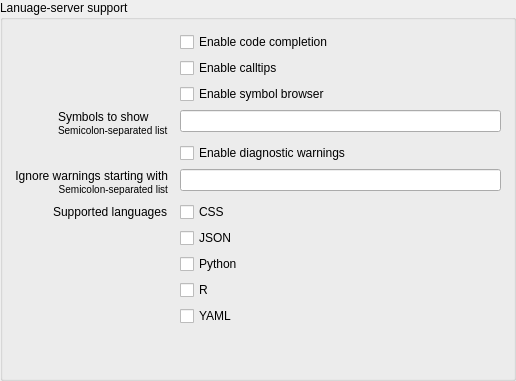
Above: opensesame_extensions/LanguageServer/preferences.ui from open-cogsci/opensesame-extension-language_server before the change. Below: the same form after it.
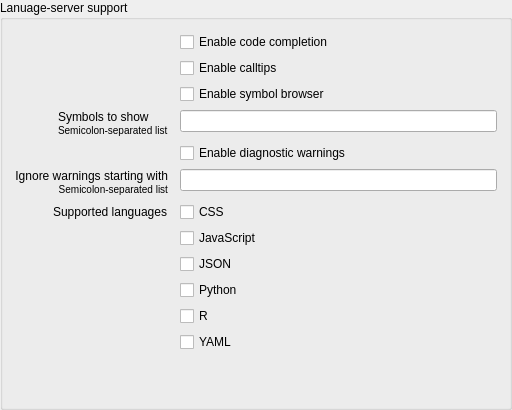
That is the form after the change.

Commit message: Add JavaScript support to preferences

Patch:
```diff
--- a/opensesame_extensions/LanguageServer/preferences.ui
+++ b/opensesame_extensions/LanguageServer/preferences.ui
@@ -6,8 +6,8 @@
    <rect>
     <x>0</x>
     <y>0</y>
-    <width>516</width>
-    <height>381</height>
+    <width>512</width>
+    <height>410</height>
    </rect>
   </property>
   <property name="windowTitle">
@@ -122,34 +122,41 @@
         </property>
        </widget>
       </item>
-      <item row="8" column="1">
+      <item row="9" column="1">
        <widget class="QCheckBox" name="cfg_lsp_enable_python">
         <property name="text">
          <string>Python</string>
         </property>
        </widget>
       </item>
-      <item row="9" column="1">
+      <item row="10" column="1">
        <widget class="QCheckBox" name="cfg_lsp_enable_r">
         <property name="text">
          <string>R</string>
         </property>
        </widget>
       </item>
-      <item row="10" column="1">
+      <item row="11" column="1">
        <widget class="QCheckBox" name="cfg_lsp_enable_yaml">
         <property name="text">
          <string>YAML</string>
         </property>
        </widget>
       </item>
-      <item row="7" column="1">
+      <item row="8" column="1">
        <widget class="QCheckBox" name="cfg_lsp_enable_json">
         <property name="text">
          <string>JSON</string>
         </property>
        </widget>
       </item>
+      <item row="7" column="1">
+       <widget class="QCheckBox" name="cfg_lsp_enable_typescript">
+        <property name="text">
+         <string>JavaScript</string>
+        </property>
+       </widget>
+      </item>
      </layout>
     </widget>
    </item>
```
